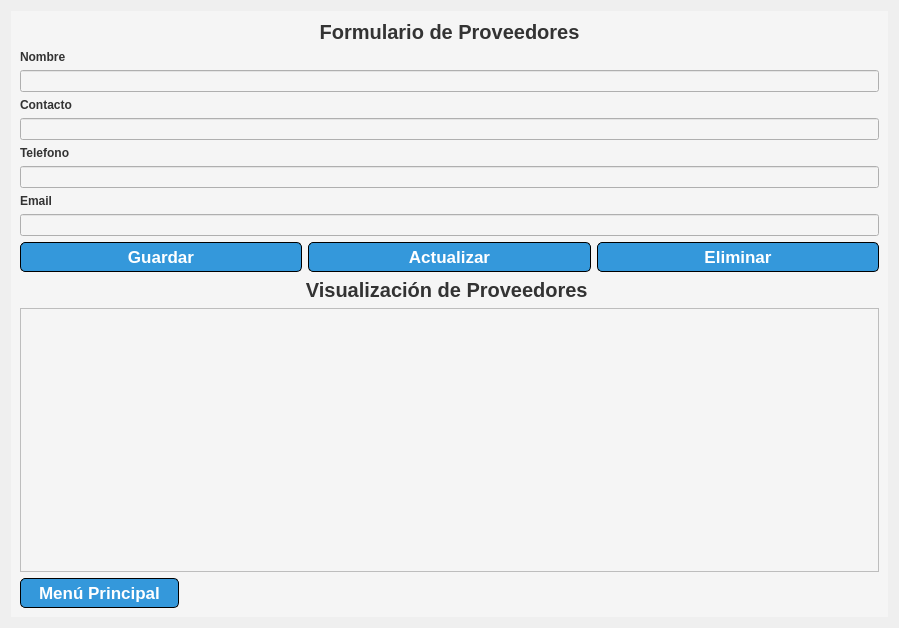
Old version of the form proveedores.ui in the repository ramxv/NodeStock.
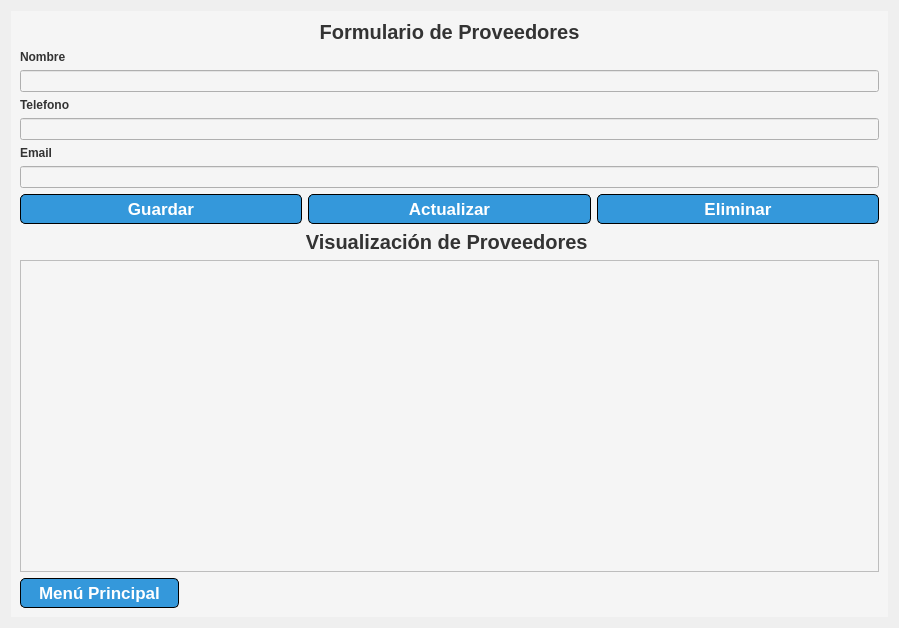
New version of the form.

```diff
--- a/proveedores.ui
+++ b/proveedores.ui
@@ -67,18 +67,7 @@
           </layout>
          </item>
          <item>
-          <layout class="QVBoxLayout" name="verticalLayout_2">
-           <item>
-            <widget class="QLabel" name="label_3">
-             <property name="text">
-              <string>Contacto</string>
-             </property>
-            </widget>
-           </item>
-           <item>
-            <widget class="QLineEdit" name="lineEdit_2"/>
-           </item>
-          </layout>
+          <layout class="QVBoxLayout" name="verticalLayout_2"/>
          </item>
          <item>
           <widget class="QLabel" name="label_5">
```
